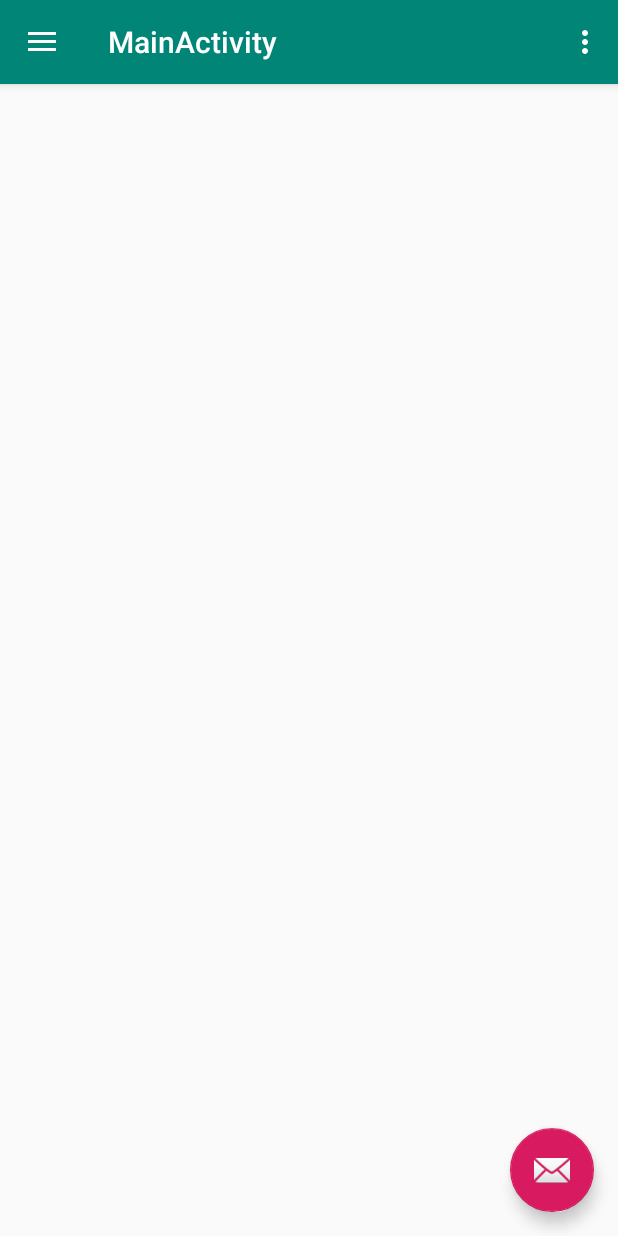
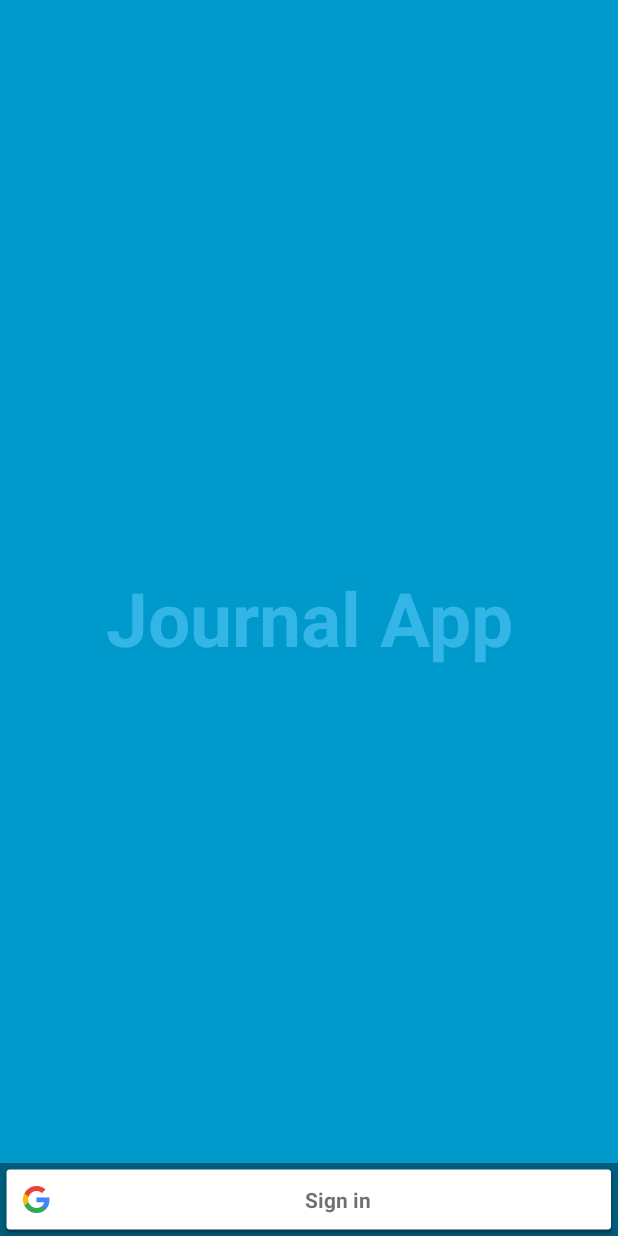
Before and after one commit to DrH97/JournalApp, an Android app: the screen it shows after launch (MainActivity before the commit, SplashScreenActivity after it), on a phone screen of 412 x 824 dp. Run offline under Robolectric (Android 15) with nearby library versions, the phone set to English and light mode, and no system bars.

Commit message:
Added Google Sign in

```diff
--- a/app/build.gradle
+++ b/app/build.gradle
@@ -23,7 +23,11 @@
     implementation 'com.android.support:appcompat-v7:27.1.1'
     implementation 'com.android.support.constraint:constraint-layout:1.1.2'
     implementation 'com.android.support:design:27.1.1'
+    implementation 'com.android.support:support-v4:27.1.1'
     testImplementation 'junit:junit:4.12'
     androidTestImplementation 'com.android.support.test:runner:1.0.2'
     androidTestImplementation 'com.android.support.test.espresso:espresso-core:3.0.2'
+    implementation 'com.android.support:cardview-v7:27.1.1'
+
+    implementation 'com.google.android.gms:play-services-auth:15.0.1'
 }
--- /dev/null
+++ b/app/src/main/java/com/thetechtriad/drh/journalapp/SplashScreenActivity.java
@@ -0,0 +1,237 @@
+package com.thetechtriad.drh.journalapp;
+
+import android.annotation.SuppressLint;
+import android.content.Intent;
+import android.os.Bundle;
+import android.os.Handler;
+import android.support.v7.app.ActionBar;
+import android.support.v7.app.AppCompatActivity;
+import android.util.Log;
+import android.view.MotionEvent;
+import android.view.View;
+
+import com.google.android.gms.auth.api.signin.GoogleSignIn;
+import com.google.android.gms.auth.api.signin.GoogleSignInAccount;
+import com.google.android.gms.auth.api.signin.GoogleSignInClient;
+import com.google.android.gms.auth.api.signin.GoogleSignInOptions;
+import com.google.android.gms.common.api.ApiException;
+import com.google.android.gms.tasks.Task;
+
+/**
+ * An example full-screen activity that shows and hides the system UI (i.e.
+ * status bar and navigation/system bar) with user interaction.
+ */
+public class SplashScreenActivity extends AppCompatActivity implements View.OnClickListener {
+
+    private static final String TAG = SplashScreenActivity.class.getSimpleName();
+    GoogleSignInClient mGoogleSignInClient;
+
+    private static final int RC_SIGN_IN = 1;
+
+    /**
+     * Whether or not the system UI should be auto-hidden after
+     * {@link #AUTO_HIDE_DELAY_MILLIS} milliseconds.
+     */
+    private static final boolean AUTO_HIDE = true;
+
+    /**
+     * If {@link #AUTO_HIDE} is set, the number of milliseconds to wait after
+     * user interaction before hiding the system UI.
+     */
+    private static final int AUTO_HIDE_DELAY_MILLIS = 3000;
+
+    /**
+     * Some older devices needs a small delay between UI widget updates
+     * and a change of the status and navigation bar.
+     */
+    private static final int UI_ANIMATION_DELAY = 300;
+    private final Handler mHideHandler = new Handler();
+    private View mContentView;
+    private final Runnable mHidePart2Runnable = new Runnable() {
+        @SuppressLint("InlinedApi")
+        @Override
+        public void run() {
+            // Delayed removal of status and navigation bar
+
+            // Note that some of these constants are new as of API 16 (Jelly Bean)
+            // and API 19 (KitKat). It is safe to use them, as they are inlined
+            // at compile-time and do nothing on earlier devices.
+            mContentView.setSystemUiVisibility(View.SYSTEM_UI_FLAG_LOW_PROFILE
+                    | View.SYSTEM_UI_FLAG_FULLSCREEN
+                    | View.SYSTEM_UI_FLAG_LAYOUT_STABLE
+                    | View.SYSTEM_UI_FLAG_IMMERSIVE_STICKY
+                    | View.SYSTEM_UI_FLAG_LAYOUT_HIDE_NAVIGATION
+                    | View.SYSTEM_UI_FLAG_HIDE_NAVIGATION);
+        }
+    };
+    private View mControlsView;
+    private final Runnable mShowPart2Runnable = new Runnable() {
+        @Override
+        public void run() {
+            // Delayed display of UI elements
+            ActionBar actionBar = getSupportActionBar();
+            if (actionBar != null) {
+                actionBar.show();
+            }
+            mControlsView.setVisibility(View.VISIBLE);
+        }
+    };
+    private boolean mVisible;
+    private final Runnable mHideRunnable = new Runnable() {
+        @Override
+        public void run() {
+            hide();
+        }
+    };
+    /**
+     * Touch listener to use for in-layout UI controls to delay hiding the
+     * system UI. This is to prevent the jarring behavior of controls going away
+     * while interacting with activity UI.
+     */
+    private final View.OnTouchListener mDelayHideTouchListener = new View.OnTouchListener() {
+        @Override
+        public boolean onTouch(View view, MotionEvent motionEvent) {
+            if (AUTO_HIDE) {
+                delayedHide(AUTO_HIDE_DELAY_MILLIS);
+            }
+            view.performClick();
+            return false;
+        }
+    };
+
+    @Override
+    protected void onCreate(Bundle savedInstanceState) {
+        super.onCreate(savedInstanceState);
+
+        setContentView(R.layout.activity_splash_screen);
+
+        mVisible = true;
+        mControlsView = findViewById(R.id.fullscreen_content_controls);
+        mContentView = findViewById(R.id.fullscreen_content);
+
+
+        // Set up the user interaction to manually show or hide the system UI.
+        mContentView.setOnClickListener(new View.OnClickListener() {
+            @Override
+            public void onClick(View view) {
+                toggle();
+            }
+        });
+
+        // Upon interacting with UI controls, delay any scheduled hide()
+        // operations to prevent the jarring behavior of controls going away
+        // while interacting with the UI.
+
+        GoogleSignInOptions gso = new GoogleSignInOptions.Builder(GoogleSignInOptions.DEFAULT_SIGN_IN)
+                .requestEmail()
+                .build();
+        mGoogleSignInClient = GoogleSignIn.getClient(this, gso);
+
+        findViewById(R.id.googleSignIn).setOnClickListener(this);
+
+    }
+
+    @Override
+    protected void onStart() {
+        super.onStart();
+        GoogleSignInAccount account = GoogleSignIn.getLastSignedInAccount(this);
+        updateUI(account);
+    }
+
+    private void updateUI(GoogleSignInAccount account) {
+        if (account != null) {
+            mControlsView.setVisibility(View.GONE);
+
+            startActivity(new Intent(this, MainActivity.class));
+        }
+    }
+
+    @Override
+    protected void onPostCreate(Bundle savedInstanceState) {
+        super.onPostCreate(savedInstanceState);
+
+        // Trigger the initial hide() shortly after the activity has been
+        // created, to briefly hint to the user that UI controls
+        // are available.
+        delayedHide(100);
+    }
+
+    private void toggle() {
+        if (mVisible) {
+            hide();
+        } else {
+            show();
+        }
+    }
+
+    private void hide() {
+        // Hide UI first
+        ActionBar actionBar = getSupportActionBar();
+        if (actionBar != null) {
+            actionBar.hide();
+        }
+//        mControlsView.setVisibility(View.GONE);
+        mVisible = false;
+
+        // Schedule a runnable to remove the status and navigation bar after a delay
+        mHideHandler.removeCallbacks(mShowPart2Runnable);
+        mHideHandler.postDelayed(mHidePart2Runnable, UI_ANIMATION_DELAY);
+    }
+
+    @SuppressLint("InlinedApi")
+    private void show() {
+        // Show the system bar
+        mContentView.setSystemUiVisibility(View.SYSTEM_UI_FLAG_LAYOUT_FULLSCREEN
+                | View.SYSTEM_UI_FLAG_LAYOUT_HIDE_NAVIGATION);
+        mVisible = true;
+
+        // Schedule a runnable to display UI elements after a delay
+        mHideHandler.removeCallbacks(mHidePart2Runnable);
+        mHideHandler.postDelayed(mShowPart2Runnable, UI_ANIMATION_DELAY);
+    }
+
+    /**
+     * Schedules a call to hide() in delay milliseconds, canceling any
+     * previously scheduled calls.
+     */
+    private void delayedHide(int delayMillis) {
+        mHideHandler.removeCallbacks(mHideRunnable);
+        mHideHandler.postDelayed(mHideRunnable, delayMillis);
+    }
+
+    @Override
+    public void onClick(View v) {
+        switch (v.getId()) {
+            case R.id.googleSignIn:
+                signIn();
+                break;
+        }
+    }
+
+    private void signIn() {
+        Intent signInIntent = mGoogleSignInClient.getSignInIntent();
+        startActivityForResult(signInIntent, RC_SIGN_IN);
+    }
+
+    @Override
+    protected void onActivityResult(int requestCode, int resultCode, Intent data) {
+        super.onActivityResult(requestCode, resultCode, data);
+
+        if (requestCode == RC_SIGN_IN) {
+            Task<GoogleSignInAccount> task = GoogleSignIn.getSignedInAccountFromIntent(data);
+            handleSignInResult(task);
+        }
+    }
+
+    private void handleSignInResult(Task<GoogleSignInAccount> task) {
+        try {
+            GoogleSignInAccount account = task.getResult(ApiException.class);
+
+            updateUI(account);
+        } catch (ApiException e) {
+
+            Log.w(TAG, "Sign In Fail code: " + e.getStatusCode());
+            updateUI(null);
+        }
+    }
+}
--- /dev/null
+++ b/app/src/main/res/layout/activity_splash_screen.xml
@@ -0,0 +1,48 @@
+<?xml version="1.0" encoding="utf-8"?>
+<FrameLayout xmlns:android="http://schemas.android.com/apk/res/android"
+    xmlns:tools="http://schemas.android.com/tools"
+    android:layout_width="match_parent"
+    android:layout_height="match_parent"
+    android:background="#0099cc"
+    tools:context=".SplashScreenActivity">
+
+    <!-- The primary full-screen view. This can be replaced with whatever view
+         is needed to present your content, e.g. VideoView, SurfaceView,
+         TextureView, etc. -->
+    <TextView
+        android:id="@+id/fullscreen_content"
+        android:layout_width="match_parent"
+        android:layout_height="match_parent"
+        android:gravity="center"
+        android:keepScreenOn="true"
+        android:text="@string/app_name"
+        android:textColor="#33b5e5"
+        android:textSize="50sp"
+        android:textStyle="bold" />
+
+    <!-- This FrameLayout insets its children based on system windows using
+         android:fitsSystemWindows. -->
+    <FrameLayout
+        android:layout_width="match_parent"
+        android:layout_height="match_parent"
+        android:fitsSystemWindows="true">
+
+        <LinearLayout
+            android:id="@+id/fullscreen_content_controls"
+            style="?metaButtonBarStyle"
+            android:layout_width="match_parent"
+            android:layout_height="wrap_content"
+            android:layout_gravity="bottom|center_horizontal"
+            android:background="@color/black_overlay"
+            android:orientation="horizontal"
+            tools:ignore="UselessParent">
+
+            <com.google.android.gms.common.SignInButton
+                android:id="@+id/googleSignIn"
+                android:layout_width="match_parent"
+                android:layout_height="wrap_content"/>
+
+        </LinearLayout>
+    </FrameLayout>
+
+</FrameLayout>
--- a/app/src/main/res/values/colors.xml
+++ b/app/src/main/res/values/colors.xml
@@ -3,4 +3,6 @@
     <color name="colorPrimary">#008577</color>
     <color name="colorPrimaryDark">#00574B</color>
     <color name="colorAccent">#D81B60</color>
+
+    <color name="black_overlay">#66000000</color>
 </resources>
--- a/app/src/main/res/values/strings.xml
+++ b/app/src/main/res/values/strings.xml
@@ -8,4 +8,10 @@
     <string name="nav_header_subtitle">android.studio@android.com</string>
     <string name="nav_header_desc">Navigation header</string>
     <string name="title_activity_main">MainActivity</string>
+
+    <string name="title_activity_splash_screen">SplashScreenActivity</string>
+    <string name="dummy_button">Dummy Button</string>
+    <string name="dummy_content">DUMMY\nCONTENT</string>
+    <string name="note_header">Note Header</string>
+    <string name="note_content">Note Content</string>
 </resources>
--- a/app/src/main/res/values/styles.xml
+++ b/app/src/main/res/values/styles.xml
@@ -17,4 +17,16 @@
 
     <style name="AppTheme.PopupOverlay" parent="ThemeOverlay.AppCompat.Light" />
 
+    <style name="FullscreenTheme" parent="AppTheme">
+        <item name="android:actionBarStyle">@style/FullscreenActionBarStyle</item>
+        <item name="android:windowActionBarOverlay">true</item>
+        <item name="android:windowBackground">@null</item>
+        <item name="metaButtonBarStyle">?android:attr/buttonBarStyle</item>
+        <item name="metaButtonBarButtonStyle">?android:attr/buttonBarButtonStyle</item>
+    </style>
+
+    <style name="FullscreenActionBarStyle" parent="Widget.AppCompat.ActionBar">
+        <item name="android:background">@color/black_overlay</item>
+    </style>
+
 </resources>
```
Also changed, not shown: app/src/main/AndroidManifest.xml (+9 -0 lines), app/src/main/java/com/thetechtriad/drh/journalapp/MainActivity.java (+27 -2 lines), app/src/main/res/layout/note_cardview.xml (added, +29 -0 lines), app/src/main/res/values/attrs.xml (added, +12 -0 lines).
